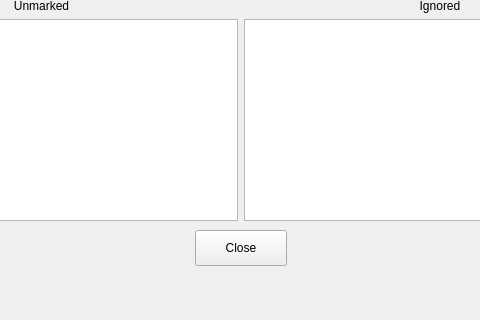
The window that viewbookshelf.ui (thebirdsbeak/poetry_memorizer) describes before a commit, drawn with Qt 5; both pictures show x 165 to 645 and y 240 to 560 of the 807 by 560 pixel window.
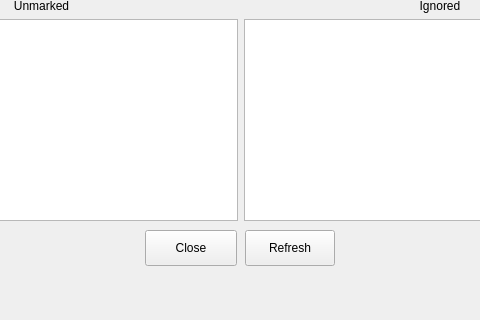
The same window after the commit.

Commit message: added refresh to bookshelf

```diff
--- a/viewbookshelf.ui
+++ b/viewbookshelf.ui
@@ -84,7 +84,7 @@
    <widget class="QPushButton" name="pushButton">
     <property name="geometry">
      <rect>
-      <x>360</x>
+      <x>310</x>
       <y>470</y>
       <width>92</width>
       <height>36</height>
@@ -94,7 +94,20 @@
      <string>Close</string>
     </property>
    </widget>
-   <zorder>pushButton</zorder>
+   <widget class="QPushButton" name="refreshButton">
+    <property name="geometry">
+     <rect>
+      <x>410</x>
+      <y>470</y>
+      <width>90</width>
+      <height>36</height>
+     </rect>
+    </property>
+    <property name="text">
+     <string>Refresh</string>
+    </property>
+   </widget>
+   <zorder>closeButton</zorder>
    <zorder>gridLayoutWidget</zorder>
   </widget>
   <widget class="QMenuBar" name="menubar">
```
Left out of the diff: 13 changed lines with no effect on the pictures. The commit also changes 1 other file.
